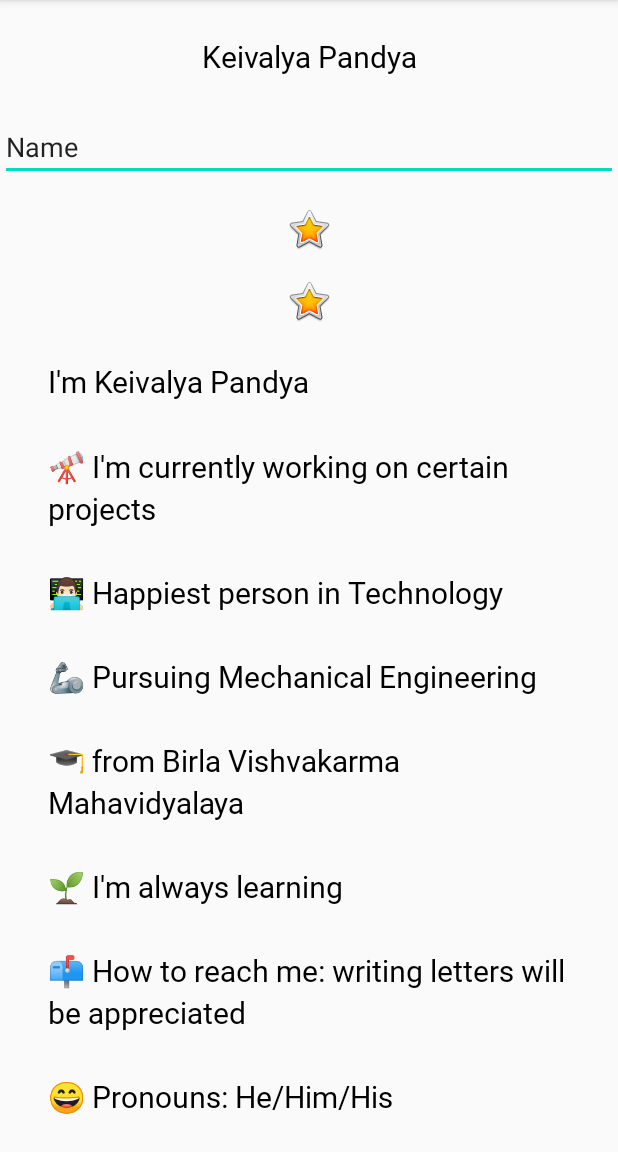
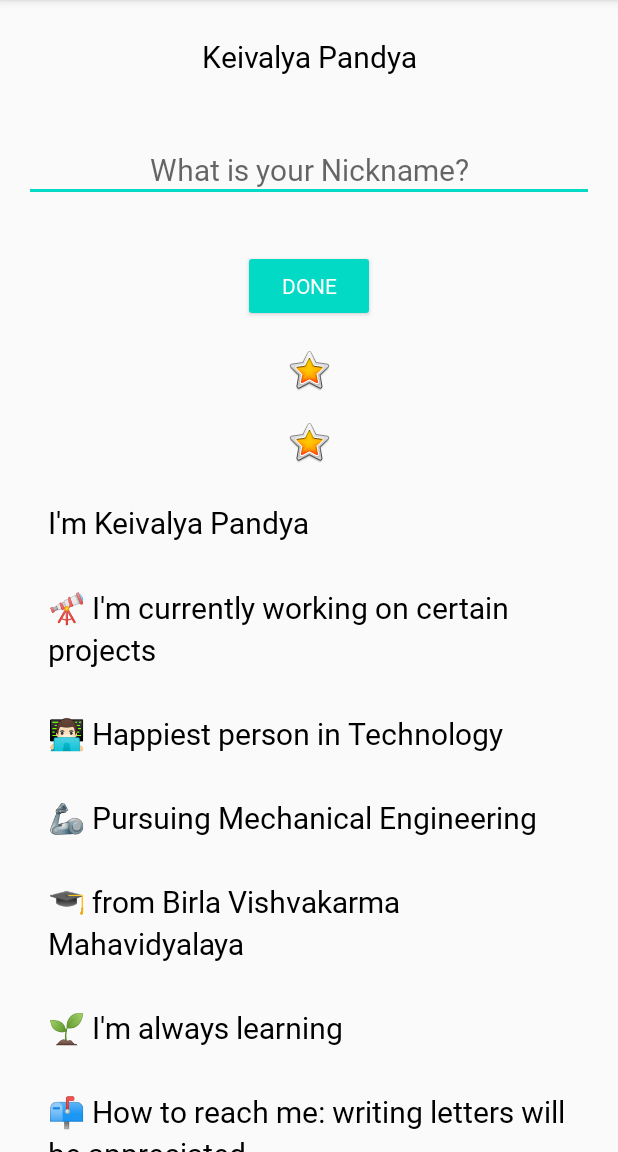
Before and after one commit to keivalya/AboutMe, an Android app: the screen it shows after launch (MainActivity), on a phone screen of 412 x 824 dp, the part 84-1236 px from its top. Run offline under Robolectric (Android 15) with nearby library versions, the phone set to English and light mode, and no system bars.

Commit message:
Modified MainActivity to add app interactivity

```diff
--- a/app/src/main/res/layout/activity_main.xml
+++ b/app/src/main/res/layout/activity_main.xml
@@ -18,11 +18,34 @@
 
     <EditText
         android:id="@+id/nickname_edit"
+        style="@style/NameStyle"
         android:layout_width="match_parent"
         android:layout_height="wrap_content"
         android:ems="10"
+        android:hint="@string/what_is_your_nickname"
         android:inputType="textPersonName"
-        android:text="Name" />
+        android:textAlignment="center" />
+
+    <Button
+        android:id="@+id/done_button"
+        style="@style/Widget.AppCompat.Button.Colored"
+        android:layout_width="wrap_content"
+        android:layout_height="wrap_content"
+        android:layout_gravity="center_horizontal"
+        android:layout_marginTop="@dimen/layout_margin"
+        android:fontFamily="@font/roboto"
+        android:text="@string/done" />
+
+    <TextView
+        android:id="@+id/nickname_text"
+        style="@style/NameStyle"
+        android:layout_width="match_parent"
+        android:layout_height="wrap_content"
+        android:text="TextView"
+        android:textAlignment="center"
+        android:visibility="gone"
+        android:background="@color/colorAccent"
+        android:paddingBottom="@dimen/small_padding"/>
 
     <ImageView
         android:id="@+id/star_image"
--- a/app/src/main/res/values/strings.xml
+++ b/app/src/main/res/values/strings.xml
@@ -14,4 +14,5 @@
         \n\n⚡ Fun fact: I\'m Iron Man
     </string>
     <string name="what_is_your_nickname">What is your Nickname?</string>
+    <string name="done">Done</string>
 </resources>
```
Also changed, not shown: app/src/main/java/com/keivalya/aboutme/MainActivity.kt (+39 -0 lines).
